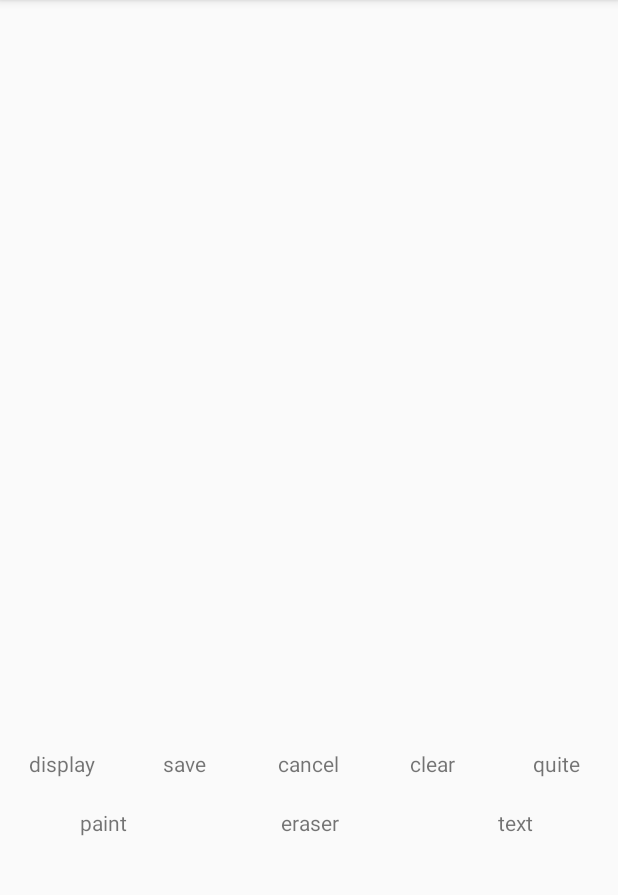
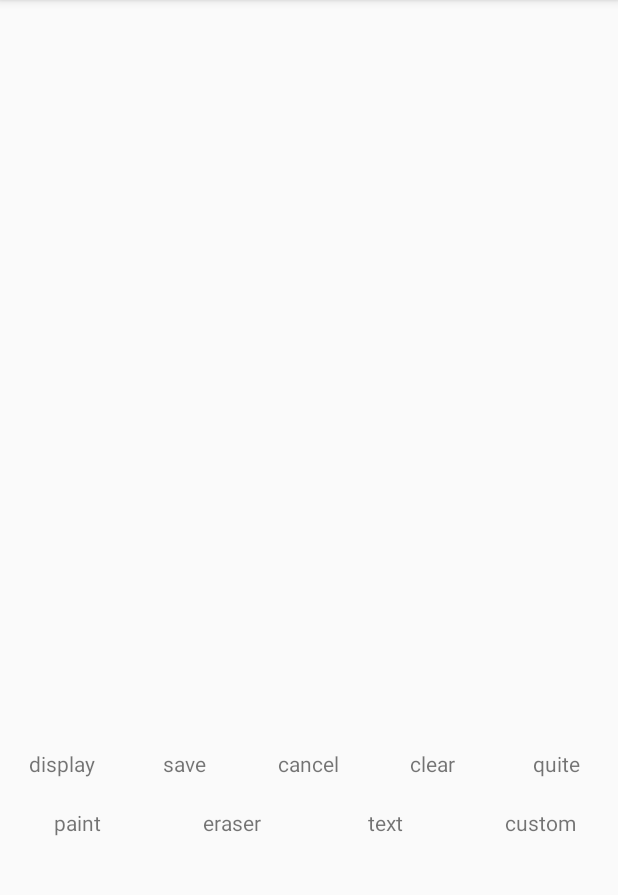
Before and after one commit to 7449/EditImageView, an Android app: the screen it shows after launch (MainActivity), on a phone screen of 412 x 824 dp, the part 84-979 px from its top. Run offline under Robolectric (Android 15) with nearby library versions, the phone set to English and light mode, and no system bars; libraries missing offline, so code that uses them is left out: com.squareup.leakcanary; pictures from the network do not load; 2 statements that could not run were skipped.

Commit message:
add custom

```diff
--- a/EditImageView/build.gradle
+++ b/EditImageView/build.gradle
@@ -26,7 +26,7 @@ android {
         targetCompatibility JavaVersion.VERSION_1_8
     }
 }
-version = "beta01"
+version = "beta02"
 group = "com.ydevelop"
 androidArtifact {
     artifactId = "editimageview"
--- a/EditImageView/src/main/java/com/image/edit/EditType.kt
+++ b/EditImageView/src/main/java/com/image/edit/EditType.kt
@@ -7,6 +7,7 @@ package com.image.edit
 
 enum class EditType {
     NONE,
+    CUSTOM,
     TEXT,
     PAINT,
     ERASER
--- a/EditImageView/src/main/java/com/image/edit/action/OnEditImageBaseActionListener.kt
+++ b/EditImageView/src/main/java/com/image/edit/action/OnEditImageBaseActionListener.kt
@@ -24,6 +24,8 @@ interface OnEditImageTextActionListener : OnEditImageBaseActionListener {
 interface OnEditImageEraserActionListener : OnEditImageBaseActionListener
 
 interface OnEditImagePointActionListener : OnEditImageBaseActionListener
+
+interface OnEditImageCustomActionListener : OnEditImageBaseActionListener
 
 interface OnEditImageBaseActionListener {
 
--- a/EditImageView/src/main/java/com/image/edit/simple/SimpleOnEditImageCircleActionListener.kt
+++ b/EditImageView/src/main/java/com/image/edit/simple/SimpleOnEditImageCircleActionListener.kt
@@ -51,7 +51,7 @@ class SimpleOnEditImageCircleActionListener : OnEditImagePointActionListener {
         val pointPaint = editImageView.pointPaint
         val radius = currentRadius / editImageView.scale
         val width = editImageView.pointPaint.strokeWidth / editImageView.scale
-        editImageView.setCache(EditImageCache.createPointCircleCache(editImageView.state, this, EditImagePathCircle(startPointF, endPointF, radius, width, pointPaint.color)))
+        editImageView.cacheArrayList.add(EditImageCache.createPointCircleCache(editImageView.state, this, EditImagePathCircle(startPointF, endPointF, radius, width, pointPaint.color)))
     }
 
     override fun onLastImageCache(editImageView: EditImageView, editImageCache: EditImageCache) {
--- a/EditImageView/src/main/java/com/image/edit/simple/SimpleOnEditImageEraserActionListener.kt
+++ b/EditImageView/src/main/java/com/image/edit/simple/SimpleOnEditImageEraserActionListener.kt
@@ -45,7 +45,7 @@ class SimpleOnEditImageEraserActionListener : OnEditImageEraserActionListener {
             return
         }
         val pointPaint = editImageView.eraserPaint
-        editImageView.setCache(EditImageCache.createEraserPointCache(editImageView.state, this, EditImagePath(paintPath, pointPaint.strokeWidth, pointPaint.color)))
+        editImageView.cacheArrayList.add(EditImageCache.createEraserPointCache(editImageView.state, this, EditImagePath(paintPath, pointPaint.strokeWidth, pointPaint.color)))
     }
 
     override fun onLastImageCache(editImageView: EditImageView, editImageCache: EditImageCache) {
--- a/EditImageView/src/main/java/com/image/edit/simple/SimpleOnEditImageLineActionListener.kt
+++ b/EditImageView/src/main/java/com/image/edit/simple/SimpleOnEditImageLineActionListener.kt
@@ -47,7 +47,7 @@ class SimpleOnEditImageLineActionListener : OnEditImagePointActionListener {
     override fun onSaveImageCache(editImageView: EditImageView) {
         val pointPaint = editImageView.pointPaint
         val pointWidth = editImageView.pointPaint.strokeWidth / editImageView.scale
-        editImageView.setCache(EditImageCache.createPointLineCache(editImageView.state, this,
+        editImageView.cacheArrayList.add(EditImageCache.createPointLineCache(editImageView.state, this,
                 EditImagePathLine(startPointF, endPointF, pointWidth, pointPaint.color)))
     }
 
--- a/EditImageView/src/main/java/com/image/edit/simple/SimpleOnEditImagePointActionListener.kt
+++ b/EditImageView/src/main/java/com/image/edit/simple/SimpleOnEditImagePointActionListener.kt
@@ -44,7 +44,7 @@ class SimpleOnEditImagePointActionListener : OnEditImagePointActionListener {
 
     override fun onSaveImageCache(editImageView: EditImageView) {
         val pointPaint = editImageView.pointPaint
-        editImageView.setCache(EditImageCache.createPointCache(editImageView.state, this, EditImagePath(paintPath, pointPaint.strokeWidth, pointPaint.color)))
+        editImageView.cacheArrayList.add(EditImageCache.createPointCache(editImageView.state, this, EditImagePath(paintPath, pointPaint.strokeWidth, pointPaint.color)))
     }
 
     override fun onLastImageCache(editImageView: EditImageView, editImageCache: EditImageCache) {
--- a/EditImageView/src/main/java/com/image/edit/simple/SimpleOnEditImageRectActionListener.kt
+++ b/EditImageView/src/main/java/com/image/edit/simple/SimpleOnEditImageRectActionListener.kt
@@ -47,7 +47,7 @@ class SimpleOnEditImageRectActionListener : OnEditImagePointActionListener {
     override fun onSaveImageCache(editImageView: EditImageView) {
         val pointPaint = editImageView.pointPaint
         val width = editImageView.pointPaint.strokeWidth / editImageView.scale
-        editImageView.setCache(EditImageCache.createPointRectCache(editImageView.state, this,
+        editImageView.cacheArrayList.add(EditImageCache.createPointRectCache(editImageView.state, this,
                 EditImagePathRect(startPointF, endPointF, width, pointPaint.color)))
     }
 
--- a/EditImageView/src/main/java/com/image/edit/simple/SimpleOnEditImageTextActionListener.kt
+++ b/EditImageView/src/main/java/com/image/edit/simple/SimpleOnEditImageTextActionListener.kt
@@ -119,7 +119,7 @@ class SimpleOnEditImageTextActionListener : OnEditImageTextActionListener {
         MatrixAndRectHelper.refreshMatrix(newBitmapCanvas, supperMatrix!!) { _, _, _, _ -> onDrawText(editImageView, editImageText, newBitmapCanvas) }
         editImageView.viewToSourceCoord(editImageText.pointF, editImageText.pointF)
         editImageText.textSize = editImageText.textSize / editImageView.scale
-        editImageView.setCache(EditImageCache.createTextCache(editImageView.state, this, editImageText))
+        editImageView.cacheArrayList.add(EditImageCache.createTextCache(editImageView.state, this, editImageText))
         editImageView.editTextType = EditTextType.NONE
         editImageView.editType = EditType.NONE
     }
--- a/app/src/main/java/com/edit/image/sample/MainActivity.kt
+++ b/app/src/main/java/com/edit/image/sample/MainActivity.kt
@@ -42,6 +42,7 @@ class MainActivity : AppCompatActivity(), View.OnClickListener {
                 val editImageView = EditImageView(container.context)
                 editImageView
                         .apply {
+                            onEditImageCustomActionListener = SimpleOnEditImageCustomActionListener()
                             setOnEditImageInitializeListener(SimpleOnEditImageInitializeListener())
                         }
                         .setMinimumScaleType(SubsamplingScaleImageView.SCALE_TYPE_START)
@@ -68,6 +69,7 @@ class MainActivity : AppCompatActivity(), View.OnClickListener {
         findViewById<View>(R.id.btn_eraser).setOnClickListener(this)
         findViewById<View>(R.id.btn_paint).setOnClickListener(this)
         findViewById<View>(R.id.btn_quite).setOnClickListener(this)
+        findViewById<View>(R.id.btn_custom).setOnClickListener(this)
 
         findViewById<View>(R.id.btn_paint).setOnLongClickListener {
             AlertDialog.Builder(this@MainActivity)
@@ -111,6 +113,7 @@ class MainActivity : AppCompatActivity(), View.OnClickListener {
                 editImageView.setText(EditImageView::class.java.simpleName).editType = EditType.TEXT
             }
             R.id.btn_quite -> editImageView.editType = EditType.NONE
+            R.id.btn_custom -> editImageView.editType = EditType.CUSTOM
         }
     }
 }
--- a/EditImageView/src/main/java/com/image/edit/simple/SimpleOnEditImageActionListener.kt
+++ b/app/src/main/java/com/edit/image/sample/SimpleOnEditImageCustomActionListener.kt
@@ -1,31 +1,35 @@
-package com.image.edit.simple
+package com.edit.image.sample
 
 import android.graphics.Canvas
+import android.util.Log
 
 import com.image.edit.EditImageView
-import com.image.edit.action.OnEditImageBaseActionListener
+import com.image.edit.action.OnEditImageCustomActionListener
 import com.image.edit.cache.EditImageCache
 
 /**
  * @author y
- * @create 2018/11/20
+ * @create 2018/12/3
  */
-class SimpleOnEditImageActionListener : OnEditImageBaseActionListener {
+const val TAG: String = "EditImage"
+
+class SimpleOnEditImageCustomActionListener : OnEditImageCustomActionListener {
 
     override fun onDraw(editImageView: EditImageView, canvas: Canvas) {
-
+        Log.d(TAG, "onDraw")
     }
 
     override fun onDown(editImageView: EditImageView, x: Float, y: Float) {
-
+        Log.d(TAG, "onDown")
     }
 
     override fun onMove(editImageView: EditImageView, x: Float, y: Float) {
-
+        Log.d(TAG, "onMove")
+        editImageView.refresh()
     }
 
     override fun onUp(editImageView: EditImageView, x: Float, y: Float) {
-
+        Log.d(TAG, "onUp")
     }
 
     override fun onSaveImageCache(editImageView: EditImageView) {
--- a/app/src/main/res/layout/activity_main.xml
+++ b/app/src/main/res/layout/activity_main.xml
@@ -66,6 +66,11 @@
                 android:id="@+id/btn_text"
                 style="@style/textStyle"
                 android:text="text" />
+
+            <androidx.appcompat.widget.AppCompatTextView
+                android:id="@+id/btn_custom"
+                style="@style/textStyle"
+                android:text="custom" />
         </LinearLayout>
 
     </LinearLayout>
```
Also changed, not shown: EditImageView/src/main/java/com/image/edit/EditImageView.kt (+8 -5 lines).
